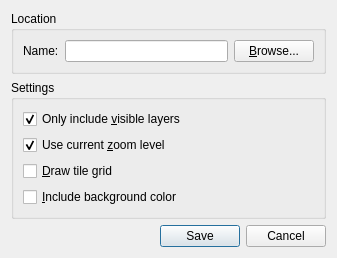
The window that src/tiled/exportasimagedialog.ui (mapeditor/tiled) describes before a commit, drawn with Qt 5.
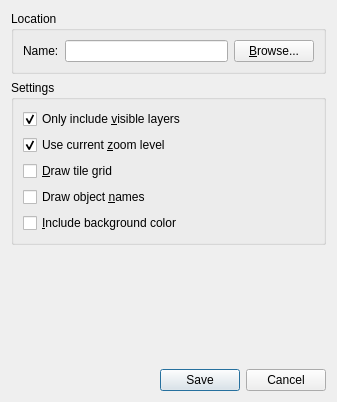
The same window after the commit.

Commit message:
Added option to render object names when exporting as image
Closes #2216

Diff of the .ui file:
```diff
--- a/src/tiled/exportasimagedialog.ui
+++ b/src/tiled/exportasimagedialog.ui
@@ -7,7 +7,7 @@
     <x>0</x>
     <y>0</y>
     <width>337</width>
-    <height>231</height>
+    <height>402</height>
    </rect>
   </property>
   <property name="windowTitle">
@@ -76,6 +76,13 @@
         </property>
        </widget>
       </item>
+      <item>
+       <widget class="QCheckBox" name="drawObjectLabels">
+        <property name="text">
+         <string>Draw object &amp;names</string>
+        </property>
+       </widget>
+      </item>
       <item>
        <widget class="QCheckBox" name="includeBackgroundColor">
         <property name="text">
```
The commit also changes 5 other files.
